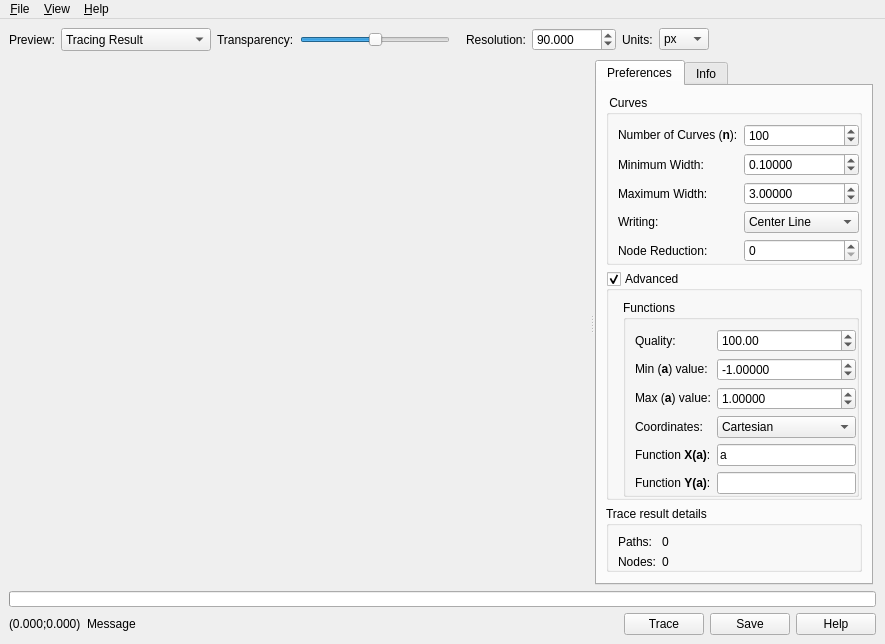
Above: src/ui_build/mainwindow.ui from maxim-s-barabash/ZebraTrace before the change. Below: the same form after it.
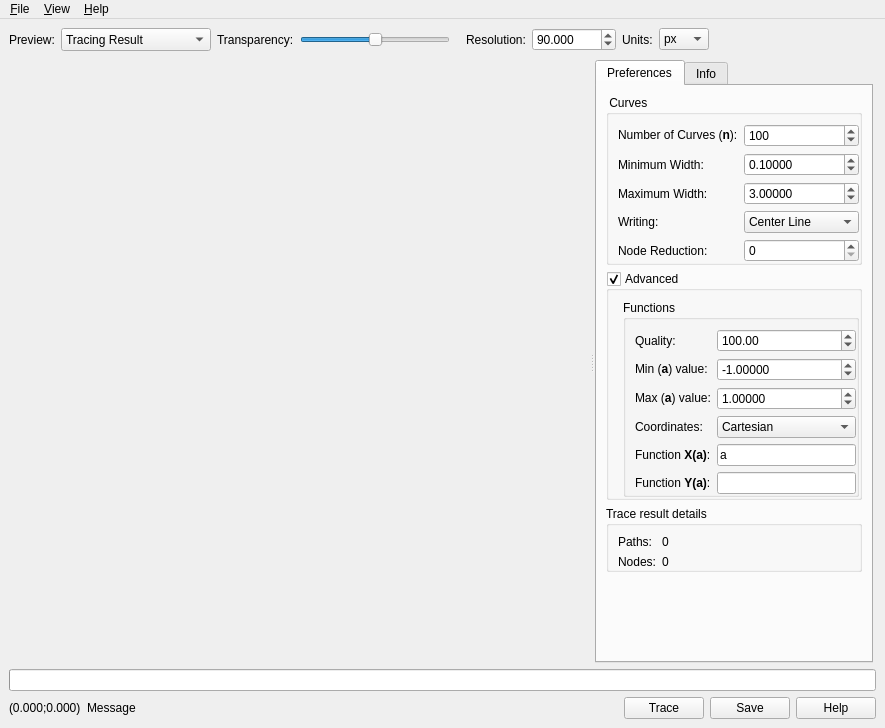
That is the form after the change. Icons and pictures are not drawn.

Patch:
```diff
--- a/src/ui_build/mainwindow.ui
+++ b/src/ui_build/mainwindow.ui
@@ -7,7 +7,7 @@
     <x>0</x>
     <y>0</y>
     <width>885</width>
-    <height>605</height>
+    <height>728</height>
    </rect>
   </property>
   <property name="windowTitle">
```
Left out of the diff: 16 changed lines with no effect on the pictures.
